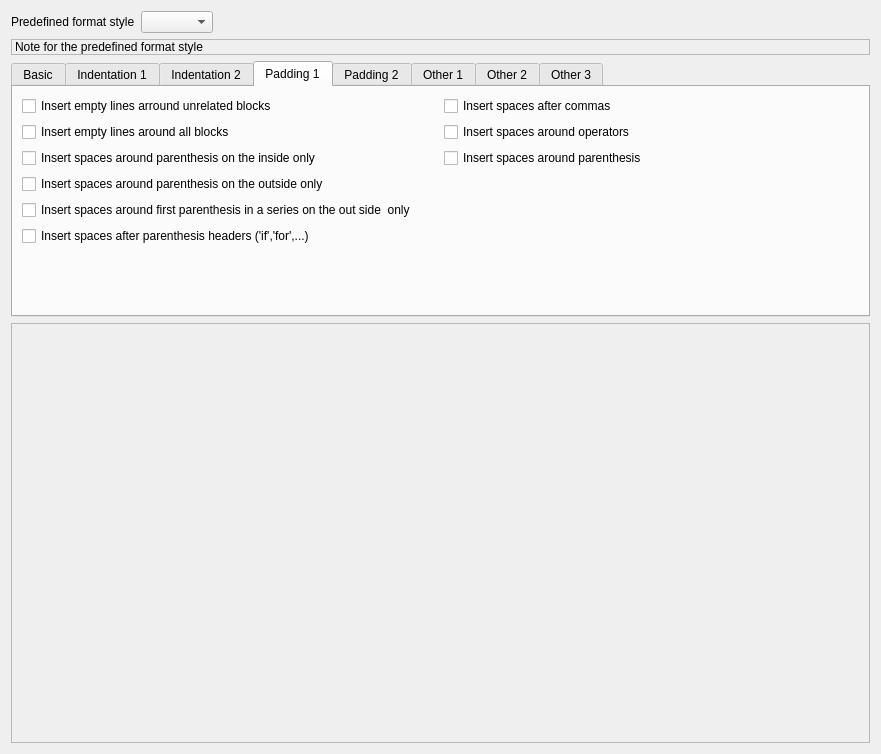
First picture: the form in RedPandaIDE/settingsdialog/formattergeneralwidget.ui, repository royqh1979/RedPanda-CPP, before the edit.
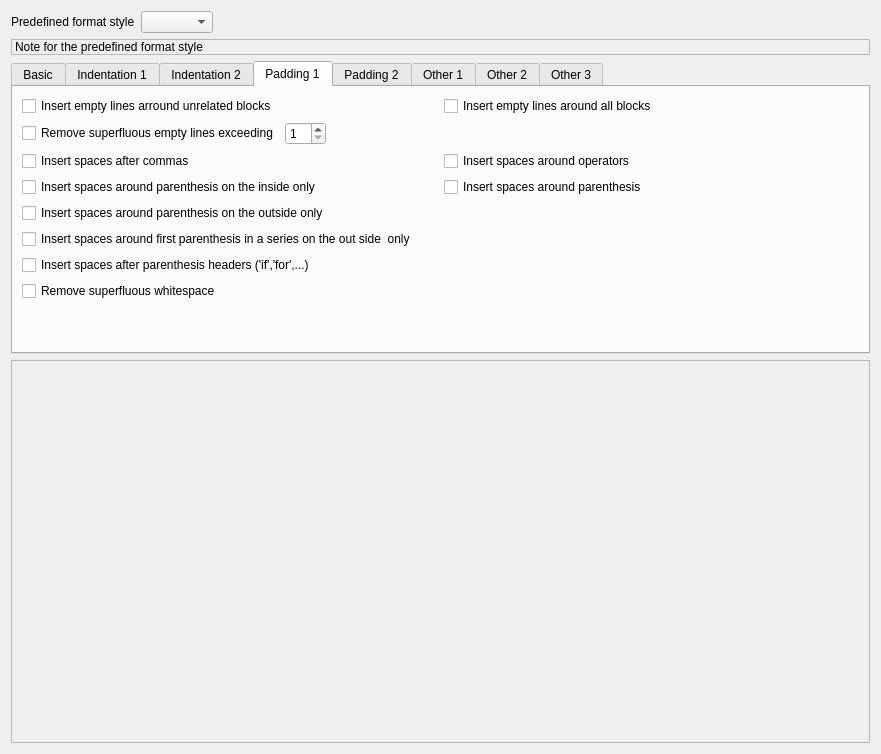
Second picture: the form after the edit. The open tabs and pages were chosen to show the change. Custom widgets are drawn as their Qt base class.

Commit message: - enhancement: New code format option: "Remove superfluous empty lines exceeding"   - enhancement: New code format option: "Remove superfluous spaces"   - change: Remove code format option: "Delete continuous empty lines"

What changed in the file:
```diff
--- a/RedPandaIDE/settingsdialog/formattergeneralwidget.ui
+++ b/RedPandaIDE/settingsdialog/formattergeneralwidget.ui
@@ -71,7 +71,7 @@
    <item>
     <widget class="QTabWidget" name="tabWidget">
      <property name="currentIndex">
-      <number>2</number>
+      <number>3</number>
      </property>
      <widget class="QWidget" name="tab">
       <attribute name="title">
@@ -479,20 +479,6 @@
        <string>Padding 1</string>
       </attribute>
       <layout class="QGridLayout" name="gridLayout_3">
-       <item row="4" column="1">
-        <widget class="QCheckBox" name="chkPadParen">
-         <property name="text">
-          <string>Insert spaces around parenthesis</string>
-         </property>
-        </widget>
-       </item>
-       <item row="0" column="1">
-        <widget class="QCheckBox" name="chkPadComma">
-         <property name="text">
-          <string>Insert spaces after commas</string>
-         </property>
-        </widget>
-       </item>
        <item row="11" column="0" colspan="2">
         <widget class="QCheckBox" name="chkPadHeader">
          <property name="text">
@@ -500,12 +486,18 @@
          </property>
         </widget>
        </item>
-       <item row="5" column="0">
-        <widget class="QCheckBox" name="chkPadParenOut">
-         <property name="text">
-          <string>Insert spaces around parenthesis on the outside only</string>
+       <item row="13" column="0">
+        <spacer name="verticalSpacer_3">
+         <property name="orientation">
+          <enum>Qt::Vertical</enum>
          </property>
-        </widget>
+         <property name="sizeHint" stdset="0">
+          <size>
+           <width>20</width>
+           <height>40</height>
+          </size>
+         </property>
+        </spacer>
        </item>
        <item row="4" column="0">
         <widget class="QCheckBox" name="chkPadParenIn">
@@ -514,6 +506,13 @@
          </property>
         </widget>
        </item>
+       <item row="5" column="0">
+        <widget class="QCheckBox" name="chkPadParenOut">
+         <property name="text">
+          <string>Insert spaces around parenthesis on the outside only</string>
+         </property>
+        </widget>
+       </item>
        <item row="10" column="0" colspan="2">
         <widget class="QCheckBox" name="chkPadFirstParenOut">
          <property name="text">
@@ -522,9 +521,9 @@
         </widget>
        </item>
        <item row="2" column="0">
-        <widget class="QCheckBox" name="chkBreakBlocksAll">
+        <widget class="QCheckBox" name="chkPadComma">
          <property name="text">
-          <string>Insert empty lines around all blocks</string>
+          <string>Insert spaces after commas</string>
          </property>
         </widget>
        </item>
@@ -535,6 +534,51 @@
          </property>
         </widget>
        </item>
+       <item row="1" column="0" colspan="2">
+        <widget class="QWidget" name="widget_7" native="true">
+         <layout class="QHBoxLayout" name="horizontalLayout_7">
+          <property name="leftMargin">
+           <number>0</number>
+          </property>
+          <property name="topMargin">
+           <number>0</number>
+          </property>
+          <property name="rightMargin">
+           <number>0</number>
+          </property>
+          <property name="bottomMargin">
+           <number>0</number>
+          </property>
+          <item>
+           <widget class="QCheckBox" name="chkSqueezeEmptyLines">
+            <property name="text">
+             <string>Remove superfluous empty lines exceeding</string>
+            </property>
+           </widget>
+          </item>
+          <item>
+           <widget class="QSpinBox" name="spinSqueezeEmptyLines">
+            <property name="minimum">
+             <number>1</number>
+            </property>
+           </widget>
+          </item>
+          <item>
+           <spacer name="horizontalSpacer_8">
+            <property name="orientation">
+             <enum>Qt::Horizontal</enum>
+            </property>
+            <property name="sizeHint" stdset="0">
+             <size>
+              <width>40</width>
+              <height>20</height>
+             </size>
+            </property>
+           </spacer>
+          </item>
+         </layout>
+        </widget>
+       </item>
        <item row="2" column="1">
         <widget class="QCheckBox" name="chkPadOper">
          <property name="text">
@@ -542,18 +586,26 @@
          </property>
         </widget>
        </item>
-       <item row="12" column="0">
-        <spacer name="verticalSpacer_3">
-         <property name="orientation">
-          <enum>Qt::Vertical</enum>
+       <item row="4" column="1">
+        <widget class="QCheckBox" name="chkPadParen">
+         <property name="text">
+          <string>Insert spaces around parenthesis</string>
          </property>
-         <property name="sizeHint" stdset="0">
-          <size>
-           <width>20</width>
-           <height>40</height>
-          </size>
+        </widget>
+       </item>
+       <item row="0" column="1">
+        <widget class="QCheckBox" name="chkBreakBlocksAll">
+         <property name="text">
+          <string>Insert empty lines around all blocks</string>
          </property>
-        </spacer>
+        </widget>
+       </item>
+       <item row="12" column="0" colspan="2">
+        <widget class="QCheckBox" name="chkSqueezeWhitespace">
+         <property name="text">
+          <string>Remove superfluous whitespace</string>
+         </property>
+        </widget>
        </item>
       </layout>
      </widget>
```
Left out of the diff: 4 changed lines with no effect on the pictures. The commit also changes 7 other files.
